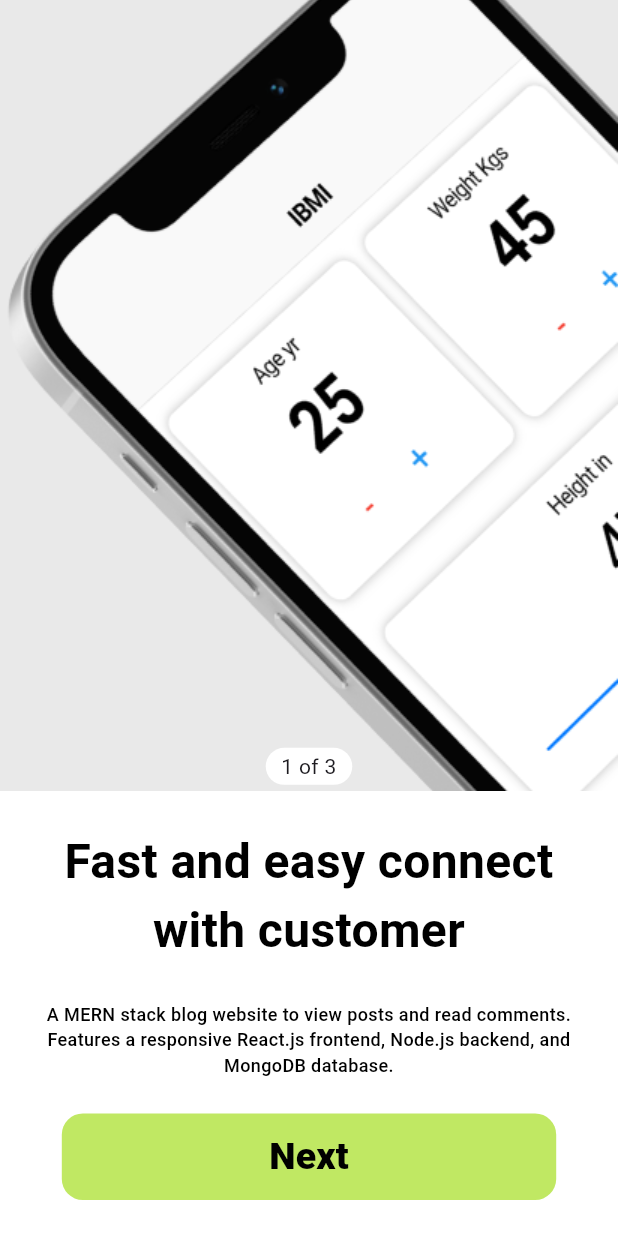
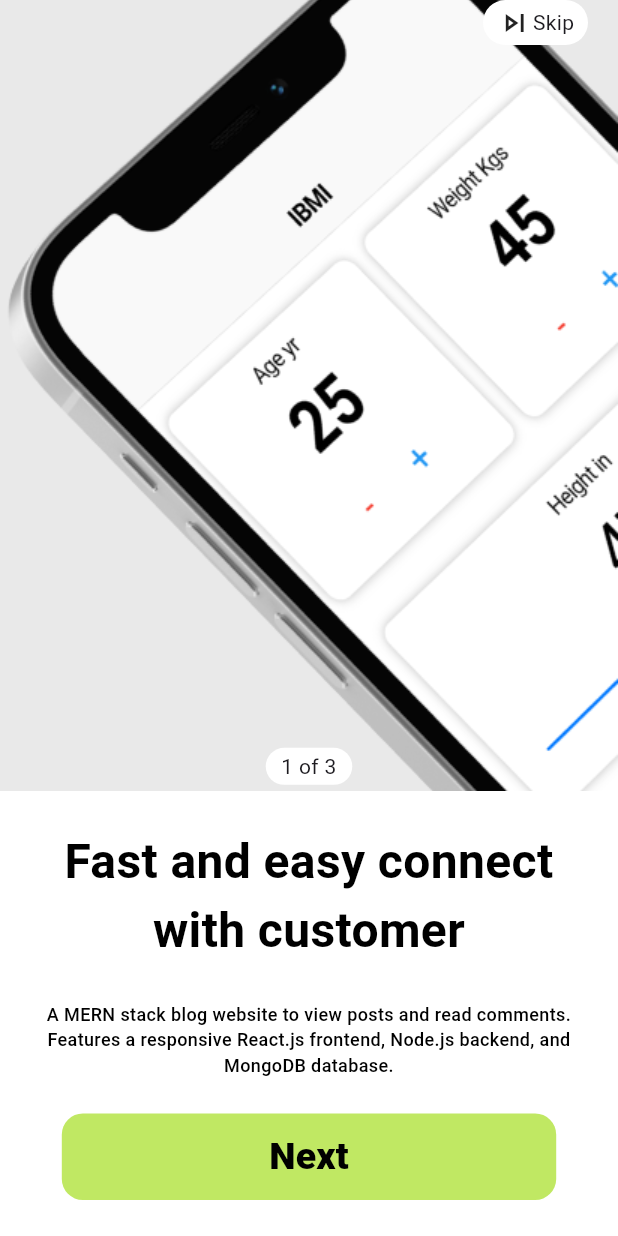
Before and after one commit to Shana2002/zapbill, a Flutter app: the screen it shows after launch, on a phone screen of 412 x 824 dp. Run offline on Flutter 3.47's test engine with Material 3 defaults, Android fonts, the phone set to English and light mode, and no system bars; our stand-ins replace firebase_core, get_it; accounts and stored records are empty; Roboto replaces fonts that are missing (Popins).

Commit message:
Intro page skip button deisgn

```diff
--- a/lib/pages/intro_page.dart
+++ b/lib/pages/intro_page.dart
@@ -47,6 +47,7 @@ class _IntroPageState extends State<IntroPage> {
         children: [
           _introBackground(),
           _contentContainer(),
+          _skipBtn(),
         ],
       ),
     );
@@ -154,4 +155,31 @@ class _IntroPageState extends State<IntroPage> {
       ),
     );
   }
+
+  Widget _skipBtn() {
+    return SafeArea(
+      child: Align(
+        alignment: Alignment.topRight,
+        child: GestureDetector(
+          child: Container(
+            margin: EdgeInsets.only(right: 20),
+            width: 70,
+            height: 30,
+            decoration: BoxDecoration(
+              color: Colors.white,
+              borderRadius: BorderRadius.circular(25),
+            ),
+            child: Row(
+              mainAxisAlignment: MainAxisAlignment.center,
+              crossAxisAlignment: CrossAxisAlignment.center,
+              children: [
+                Icon(Icons.skip_next_outlined),
+                Text("Skip"),
+              ],
+            ),
+          ),
+        ),
+      ),
+    );
+  }
 }
```
Also changed, not shown: lib/pages/login_page.dart (added).
